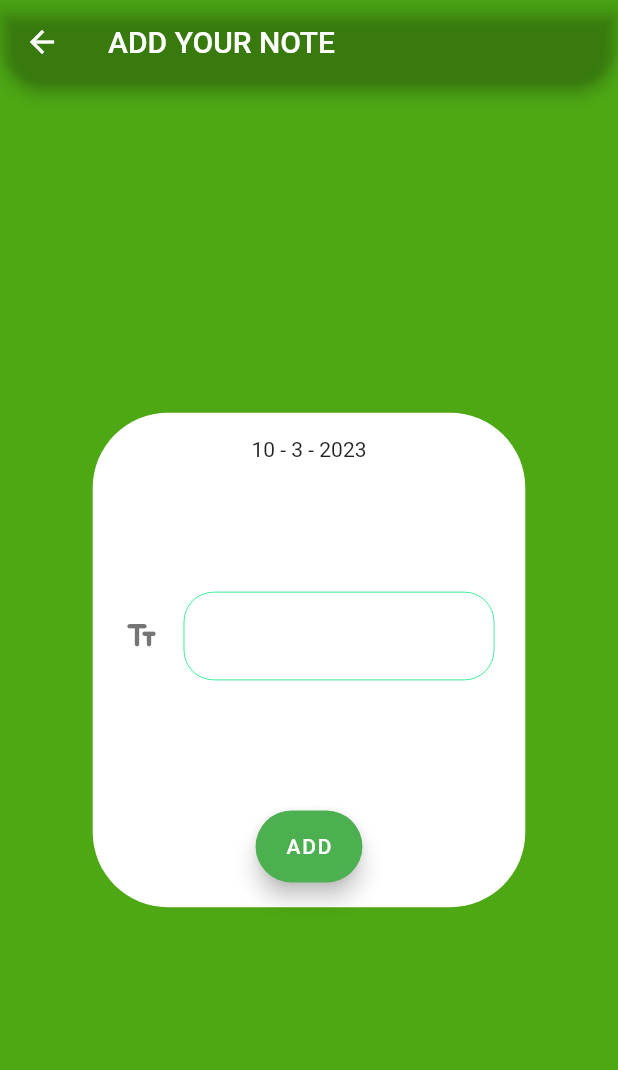
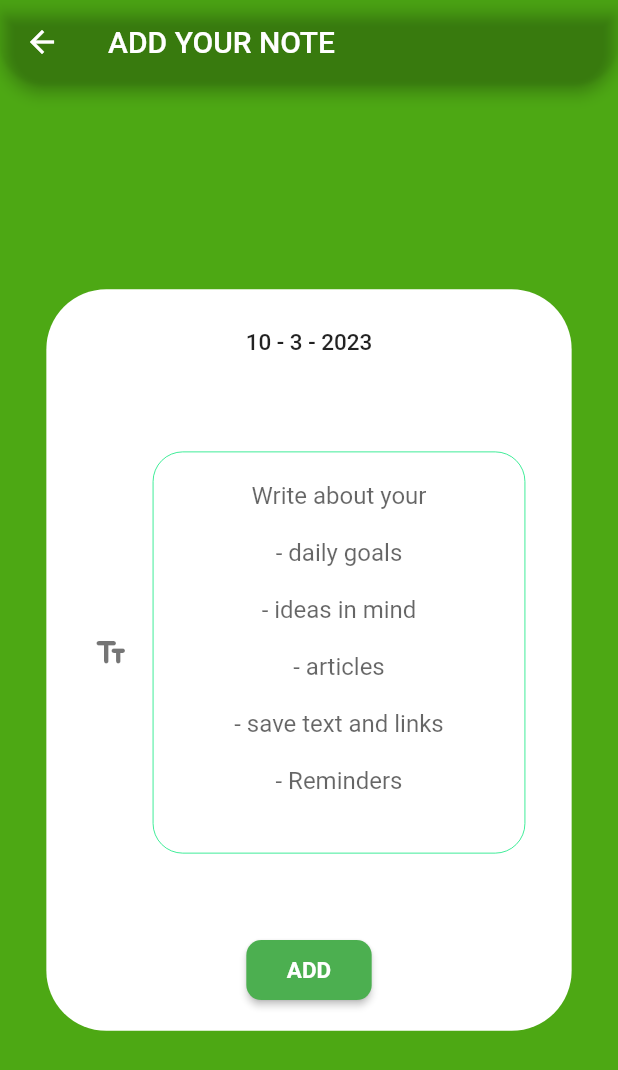
Before and after one commit to anshd258/notes-realm, a Flutter app: the page2 screen opened by its route, on a phone screen of 412 x 824 dp. Shown: the top 1070 px of the screen. Run offline on Flutter 3.47's test engine with Material 2 defaults, Android fonts, the phone set to English and light mode, and no system bars; our stand-ins replace google_fonts, realm, sizer; generated files the repository leaves out were written again; statements that could not run were skipped.

Commit message:
realm and atlas

```diff
--- a/lib/notepage.dart
+++ /dev/null
@@ -1,97 +0,0 @@
-import 'package:flutter/material.dart';
-import 'package:provider/provider.dart';
-import 'package:sizer/sizer.dart';
-import './provider/notesprovider.dart';
-
-class page2 extends StatefulWidget {
-  const page2({super.key});
-
-  @override
-  State<page2> createState() => _page2State();
-}
-
-class _page2State extends State<page2> {
-  final TextEditingController _controller = TextEditingController();
-  @override
-  Widget build(BuildContext context) {
-    final date = DateTime.now();
-    return Scaffold(
-      backgroundColor: Color.fromARGB(255, 77, 168, 20),
-      appBar: AppBar(
-        leading: BackButton(),
-        title: Text('ADD YOUR NOTE'),
-        shape: RoundedRectangleBorder(
-          borderRadius: BorderRadius.vertical(
-            bottom: Radius.circular(30),
-          ),
-        ),
-        backgroundColor: Colors.transparent,
-      ),
-      body: SafeArea(
-          child: Center(
-        child: Container(
-          width: 70.w,
-          padding: EdgeInsets.symmetric(vertical: 2.h),
-          height: 40.h,
-          decoration: BoxDecoration(
-            color: Color.fromARGB(255, 255, 255, 255),
-            borderRadius: BorderRadius.all(Radius.circular(50)),
-          ),
-          child: Column(
-            mainAxisAlignment: MainAxisAlignment.spaceBetween,
-            children: <Widget>[
-              Text("${date.day} - ${date.month} - ${date.year}"),
-              SizedBox(
-                width: 60.w,
-                child: TextField(
-                  textAlign: TextAlign.center,
-                  controller: _controller,
-                  decoration: InputDecoration(
-                    focusedBorder: OutlineInputBorder(
-                      borderRadius: BorderRadius.all(
-                        Radius.circular(20),
-                      ),
-                      borderSide: BorderSide(
-                          width: 0.5, color: Colors.greenAccent.shade400),
-                    ),
-                    enabledBorder: OutlineInputBorder(
-                      borderRadius: BorderRadius.all(
-                        Radius.circular(20),
-                      ),
-                      borderSide: BorderSide(
-                          width: 0.5, color: Colors.greenAccent.shade400),
-                    ),
-                    border: OutlineInputBorder(
-                      borderRadius: BorderRadius.all(
-                        Radius.circular(20),
-                      ),
-                      borderSide: BorderSide(
-                          width: 0.5, color: Colors.greenAccent.shade400),
-                    ),
-                    icon: Icon(
-                      Icons.text_fields_rounded,
-                      color: Colors.black54,
-                    ),
-                  ),
-                ),
-              ),
-              FloatingActionButton.extended(
-                onPressed: () {
-                  Navigator.pop(context);
-                },
-                label: Text("ADD"),
-                backgroundColor: Colors.green,
-              )
-            ],
-          ),
-        ),
-      )),
-    );
-    // ignore: dead_code
-    @override
-    void dispose() {
-      _controller.dispose();
-      super.dispose();
-    }
-  }
-}
--- a/lib/provider/notesprovider.dart
+++ b/lib/provider/notesprovider.dart
@@ -1,9 +1,29 @@
 import 'package:flutter/material.dart';
+import 'package:notes/model/notesStruct.dart';
+import 'package:realm/realm.dart';
 import "../model/notesmodel.dart";
-import 'package:uuid/uuid.dart';
+import 'package:notes/main.dart';
 
 class NotesProvider with ChangeNotifier {
-  List<NotesModel> notes = [];
-  var uuid = const Uuid();
+  final notes = realm.all<NoteStruct>();
 
+  void Create(String data, String uuid){
+    realm.write((){
+      realm.add(NoteStruct(uuid,DateTime.now(),content: data));
+    });
+    notifyListeners();
+
+  }
+  void delete(NoteStruct e){
+    realm.write(() =>
+    realm.delete(e));
+    notifyListeners();
+  }
+
+  void update(String data, String id){
+    final note = notes.firstWhere((element) => element.id==id);
+    realm.write(() =>
+    note.content=data);
+    notifyListeners();
+  }
 }
--- /dev/null
+++ b/lib/screens/notepage.dart
@@ -0,0 +1,124 @@
+// import 'dart:js';
+
+import 'package:flutter/material.dart';
+import 'package:provider/provider.dart';
+import 'package:sizer/sizer.dart';
+import 'package:uuid/uuid.dart';
+import '../provider/notesprovider.dart';
+
+class page2 extends StatefulWidget {
+  const page2({super.key});
+
+  @override
+  State<page2> createState() => _page2State();
+}
+
+class _page2State extends State<page2> {
+  final TextEditingController _controller = TextEditingController();
+  final date = DateTime.now();
+  var uuid = const Uuid();
+
+  @override
+  Widget build(BuildContext context) {
+    final date = DateTime.now();
+    return Scaffold(
+      backgroundColor: Color.fromARGB(255, 77, 168, 20),
+      appBar: AppBar(
+        leading: BackButton(),
+        title: Text('ADD YOUR NOTE'),
+        shape: RoundedRectangleBorder(
+          borderRadius: BorderRadius.vertical(
+            bottom: Radius.circular(30),
+          ),
+        ),
+        backgroundColor: Colors.transparent,
+      ),
+      body: SafeArea(
+          child: Center(
+        child: SingleChildScrollView(
+          child: Container(
+            width: 85.w,
+            padding: EdgeInsets.symmetric(vertical: 2.h),
+            height: 60.h,
+            decoration: BoxDecoration(
+              color: Color.fromARGB(255, 255, 255, 255),
+              borderRadius: BorderRadius.all(Radius.circular(40)),
+            ),
+            child: Column(
+              mainAxisAlignment: MainAxisAlignment.spaceBetween,
+              children: <Widget>[
+                Padding(
+                  padding: const EdgeInsets.symmetric(vertical: 10),
+                  child: Text("${date.day} - ${date.month} - ${date.year}",style: TextStyle(fontSize:15,fontWeight: FontWeight.w500),),
+                ),
+                SizedBox(
+                  width: 70.w,
+                  child: TextField(
+                    maxLines: 12,
+                    textAlign: TextAlign.center,
+                    controller: _controller,
+                    decoration: InputDecoration(
+                      hintText: "Write about your\n\n- daily goals\n\n- ideas in mind\n\n- articles\n\n- save text and links\n\n- Reminders",
+                      focusedBorder: OutlineInputBorder(
+                        borderRadius: BorderRadius.all(
+                          Radius.circular(20),
+                        ),
+                        borderSide: BorderSide(
+                            width: 0.5, color: Colors.greenAccent.shade400),
+                      ),
+                      enabledBorder: OutlineInputBorder(
+                        borderRadius: BorderRadius.all(
+                          Radius.circular(20),
+                        ),
+                        borderSide: BorderSide(
+                            width: 0.5, color: Colors.greenAccent.shade400),
+                      ),
+                      border: OutlineInputBorder(
+                        borderRadius: BorderRadius.all(
+                          Radius.circular(20),
+                        ),
+                        borderSide: BorderSide(
+                            width: 0.5, color: Colors.greenAccent.shade400),
+                      ),
+                      icon: Icon(
+                        Icons.text_fields_rounded,
+                        color: Colors.black54,
+                      ),
+                    ),
+                  ),
+                ),
+                ElevatedButton(onPressed: (){
+                    context.read<NotesProvider>().Create(_controller.text,uuid.v4());
+                    Navigator.pop(context);
+
+                },
+                    style: ElevatedButton.styleFrom(
+                      backgroundColor: Colors.green,
+                      textStyle: TextStyle(
+                        fontWeight: FontWeight.bold,
+                        fontSize: 15,
+                      ),
+                      shape: RoundedRectangleBorder(
+                        borderRadius: BorderRadius.all(Radius.circular(10))
+                      )
+                    ),
+                    child: Padding(
+                      padding: const EdgeInsets.all(11.0),
+                      child: Text("ADD"),
+                    ),
+                )
+
+              ],
+            ),
+          ),
+        ),
+      )),
+    );
+    // ignore: dead_code
+    @override
+    void dispose() {
+      _controller.dispose();
+      super.dispose();
+    }
+  }
+}
--- a/pubspec.yaml
+++ b/pubspec.yaml
@@ -41,6 +41,7 @@ dependencies:
   responsive_sizer: ^3.1.1
   provider: ^6.0.5
   uuid: ^3.0.7
+  realm: ^1.0.2
 
 dev_dependencies:
   flutter_test:
```
Also changed, not shown: lib/main.dart (+25 -3 lines), lib/model/notesStruct.dart (added, +12 -0 lines), lib/notes.dart (deleted, +0 -192 lines), lib/screens/notes.dart (added, +215 -0 lines), lib/screens/page1.dart (renamed from lib/page1.dart, +7 -4 lines), lib/model/notesStruct.g.dart (added), lib/model/notesmodel.dart (line endings or trailing spaces), pubspec.lock, 5 other files.
